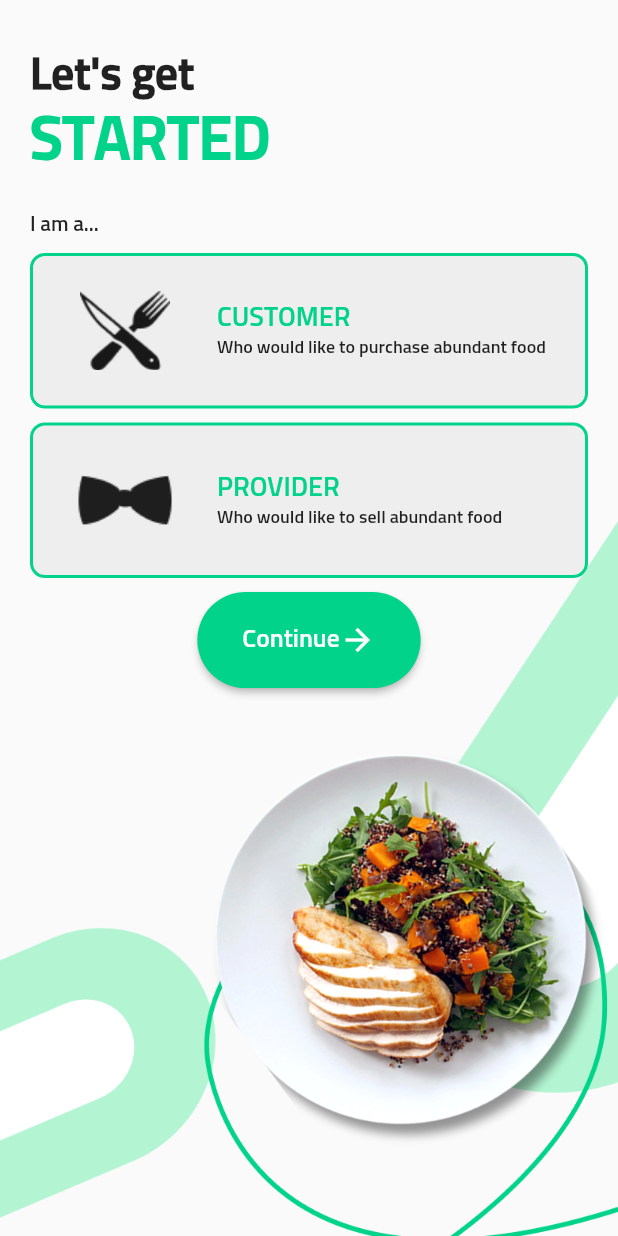
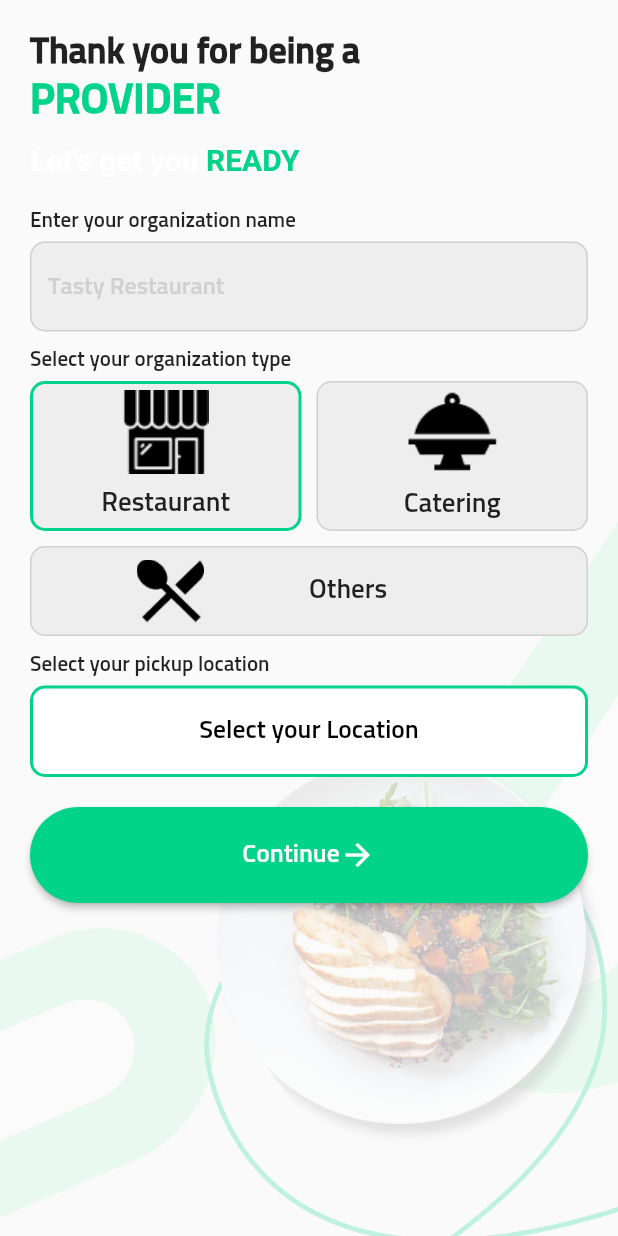
Before and after one commit to AthulJohn/lff_foodapp, a Flutter app: the screen it shows after launch, on a phone screen of 412 x 824 dp. Run offline on Flutter 3.47's test engine with Material 2 defaults, Android fonts, the phone set to English and light mode, and no system bars; our stand-ins replace get, intl_phone_field, otp_text_field.

Commit message:
almost completed provider info page UI

```diff
--- a/lib/main.dart
+++ b/lib/main.dart
@@ -3,6 +3,7 @@ import 'package:get/get.dart';
 import 'package:lff_foodapp/view/screens/sign_in_page.dart';
 
 import 'view/screens/otp_verify_page.dart';
+import 'view/screens/provider_details_page.dart';
 import 'view/screens/role_select_page.dart';
 
 void main() {
@@ -21,7 +22,7 @@ class MyApp extends StatelessWidget {
         primarySwatch: Colors.blue,
         fontFamily: 'Sunflower',
       ),
-      home: const RoleSelectPage(),
+      home: const ProviderDetailsPage(),
     );
   }
 }
--- a/lib/view/components/app_text_field.dart
+++ b/lib/view/components/app_text_field.dart
@@ -14,7 +14,7 @@ class AppTextField extends StatelessWidget {
       decoration: InputDecoration(
           filled: true,
           fillColor: AppColors.secondaryColor,
-          border: OutlineInputBorder(
+          enabledBorder: OutlineInputBorder(
               borderRadius: BorderRadius.circular(10),
               borderSide: const BorderSide(color: AppColors.borderColor)),
           focusedBorder: OutlineInputBorder(
--- a/lib/view/components/proceed_button.dart
+++ b/lib/view/components/proceed_button.dart
@@ -38,3 +38,42 @@ class ContinueButton extends StatelessWidget {
             shape: const StadiumBorder()));
   }
 }
+
+class AppOutlineButton extends StatelessWidget {
+  const AppOutlineButton(
+      {super.key,
+      required this.onPressed,
+      this.text,
+      this.icon,
+      this.fontSize = 17});
+  final Function()? onPressed;
+  final String? text;
+  final IconData? icon;
+  final double fontSize;
+
+  @override
+  Widget build(BuildContext context) {
+    return OutlinedButton(
+        onPressed: onPressed,
+        child: Row(
+          mainAxisSize: MainAxisSize.min,
+          children: [
+            if (text != null)
+              Text(
+                text!,
+                style: TextStyle(fontFamily: "Sunflower"),
+              ),
+            if (icon != null) Icon(icon!)
+          ],
+        ),
+        style: OutlinedButton.styleFrom(
+            backgroundColor: Colors.white,
+            foregroundColor: Colors.black,
+            padding: const EdgeInsets.symmetric(horizontal: 30, vertical: 20),
+            textStyle: TextStyle(fontSize: fontSize),
+            side: const BorderSide(color: AppColors.primaryColor, width: 2),
+            shape: const RoundedRectangleBorder(
+              borderRadius: BorderRadius.all(Radius.circular(10)),
+            )));
+  }
+}
--- /dev/null
+++ b/lib/view/components/type_card.dart
@@ -0,0 +1,67 @@
+import 'package:flutter/material.dart';
+
+import '../../constants/appColors.dart';
+
+class TypeCard extends StatelessWidget {
+  const TypeCard(
+      {super.key,
+      this.isHorizontal = false,
+      this.isSelected = false,
+      this.image = 'SpoonFork.png',
+      this.title = ''});
+  final bool isHorizontal, isSelected;
+  final String image, title;
+
+  @override
+  Widget build(BuildContext context) {
+    return Container(
+        decoration: BoxDecoration(
+          color: AppColors.secondaryColor,
+          borderRadius: BorderRadius.circular(10),
+          border: Border.all(
+              color:
+                  isSelected ? AppColors.primaryColor : AppColors.borderColor,
+              width: isSelected ? 2 : 1),
+        ),
+        child: isHorizontal
+            ? Row(
+                children: [
+                  Expanded(
+                    child: Padding(
+                      padding: const EdgeInsets.all(8.0),
+                      child: Image.asset(
+                        'assets/images/$image',
+                        fit: BoxFit.contain,
+                      ),
+                    ),
+                  ),
+                  Expanded(
+                      child: Text(
+                    title,
+                    style: const TextStyle(fontSize: 18),
+                  )),
+                ],
+              )
+            : Column(
+                children: [
+                  Expanded(
+                    flex: 2,
+                    child: Padding(
+                      padding: const EdgeInsets.all(4.0),
+                      child: Image.asset(
+                        'assets/images/$image',
+                        fit: BoxFit.contain,
+                      ),
+                    ),
+                  ),
+                  Expanded(
+                      child: Center(
+                    child: Text(
+                      title,
+                      style: const TextStyle(fontSize: 18),
+                    ),
+                  )),
+                ],
+              ));
+  }
+}
--- /dev/null
+++ b/lib/view/screens/provider_details_page.dart
@@ -0,0 +1,162 @@
+import 'package:flutter/material.dart';
+import 'package:lff_foodapp/view/components/phone_field.dart';
+import 'package:lff_foodapp/view/components/proceed_button.dart';
+import 'package:lff_foodapp/view/components/role_card.dart';
+import 'package:lff_foodapp/view/components/type_card.dart';
+
+import '../../constants/appColors.dart';
+import '../components/app_text_field.dart';
+
+class ProviderDetailsPage extends StatelessWidget {
+  const ProviderDetailsPage({super.key});
+
+  @override
+  Widget build(BuildContext context) {
+    return Scaffold(
+        body: Container(
+      decoration: const BoxDecoration(
+          image: DecorationImage(
+              image: AssetImage("assets/images/Graphics.png"),
+              opacity: 0.24,
+              fit: BoxFit.cover)),
+      child: Padding(
+        padding: const EdgeInsets.all(20),
+        child: ListView(
+          children: [
+            Column(
+              crossAxisAlignment: CrossAxisAlignment.start,
+              mainAxisAlignment: MainAxisAlignment.center,
+              children: const [
+                Text(
+                  "Thank you for being a",
+                  style: TextStyle(fontSize: 24, fontWeight: FontWeight.bold),
+                ),
+                Text(
+                  "PROVIDER",
+                  style: TextStyle(
+                      fontSize: 28,
+                      fontWeight: FontWeight.bold,
+                      color: AppColors.primaryColor),
+                )
+              ],
+            ),
+            SizedBox(
+              height: 10,
+            ),
+            RichText(
+                text: const TextSpan(
+              children: [
+                TextSpan(text: "Let's get you "),
+                TextSpan(
+                    text: "READY",
+                    style: TextStyle(
+                        fontWeight: FontWeight.bold,
+                        color: AppColors.primaryColor)),
+              ],
+              style: TextStyle(fontSize: 20, fontWeight: FontWeight.bold),
+            )),
+            SizedBox(
+              height: 20,
+            ),
+            Column(
+              crossAxisAlignment: CrossAxisAlignment.stretch,
+              mainAxisAlignment: MainAxisAlignment.spaceEvenly,
+              children: [
+                Column(
+                  crossAxisAlignment: CrossAxisAlignment.stretch,
+                  mainAxisAlignment: MainAxisAlignment.spaceEvenly,
+                  children: [
+                    const Text("Enter your organization name"),
+                    SizedBox(
+                      height: 5,
+                    ),
+                    AppTextField(
+                      onChanged: (val) {},
+                      hintText: "Tasty Restaurant",
+                    ),
+                  ],
+                ),
+              ],
+            ),
+            SizedBox(
+              height: 10,
+            ),
+            Column(
+              crossAxisAlignment: CrossAxisAlignment.stretch,
+              mainAxisAlignment: MainAxisAlignment.spaceEvenly,
+              children: [
+                const Text("Select your organization type"),
+                SizedBox(
+                  height: 5,
+                ),
+                SizedBox(
+                  height: 100,
+                  child: Row(
+                    children: [
+                      Expanded(
+                        child: TypeCard(
+                          isHorizontal: false,
+                          isSelected: true,
+                          image: 'Restaurant.png',
+                          title: 'Restaurant',
+                        ),
+                      ),
+                      SizedBox(
+                        width: 10,
+                      ),
+                      Expanded(
+                        child: TypeCard(
+                          isHorizontal: false,
+                          isSelected: false,
+                          image: 'Catering.png',
+                          title: 'Catering',
+                        ),
+                      ),
+                    ],
+                  ),
+                ),
+                SizedBox(
+                  height: 10,
+                ),
+                SizedBox(
+                  height: 60,
+                  child: TypeCard(
+                    isHorizontal: true,
+                    isSelected: false,
+                    image: 'SpoonFork.png',
+                    title: 'Others',
+                  ),
+                ),
+              ],
+            ),
+            SizedBox(
+              height: 10,
+            ),
+            Column(
+              crossAxisAlignment: CrossAxisAlignment.stretch,
+              mainAxisAlignment: MainAxisAlignment.spaceEvenly,
+              children: [
+                const Text("Select your pickup location"),
+                SizedBox(
+                  height: 5,
+                ),
+                AppOutlineButton(
+                  onPressed: () {},
+                  text: "Select your Location",
+                )
+              ],
+            ),
+            SizedBox(
+              height: 20,
+            ),
+            ContinueButton(
+              onPressed: () {},
+              text: "Continue",
+              icon: Icons.arrow_forward,
+            )
+          ],
+        ),
+      ),
+    ));
+  }
+}
```
Also changed, not shown: assets/images/Catering.png (added), assets/images/Restaurant.png (added), assets/images/SpoonFork.png (added).
